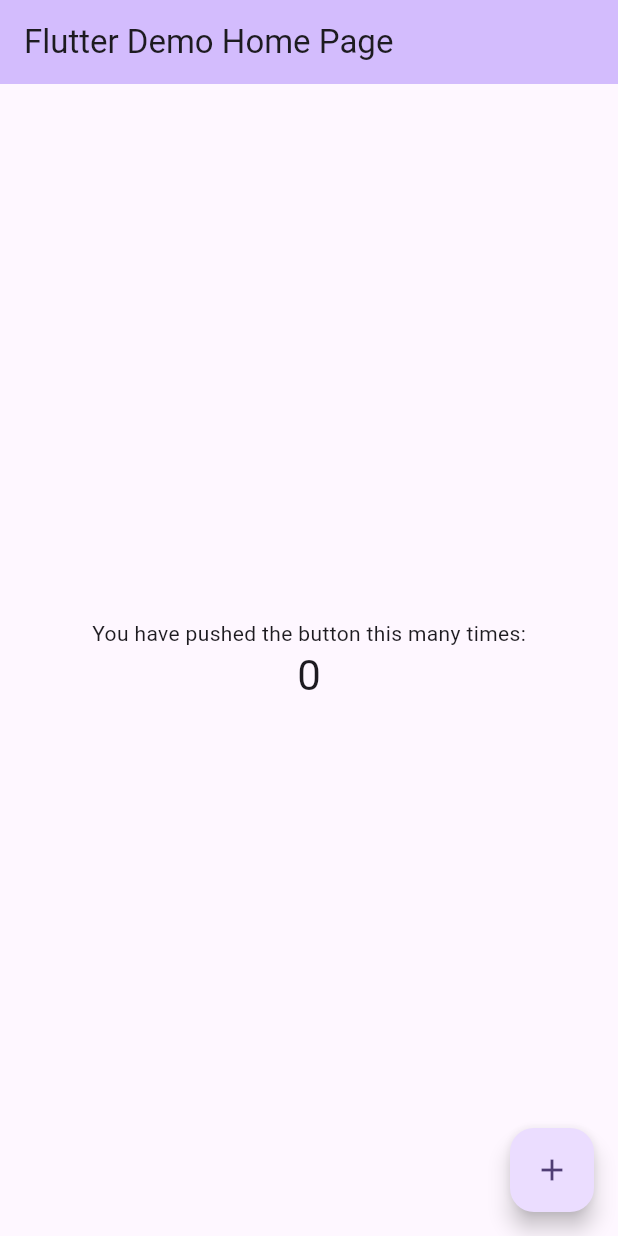
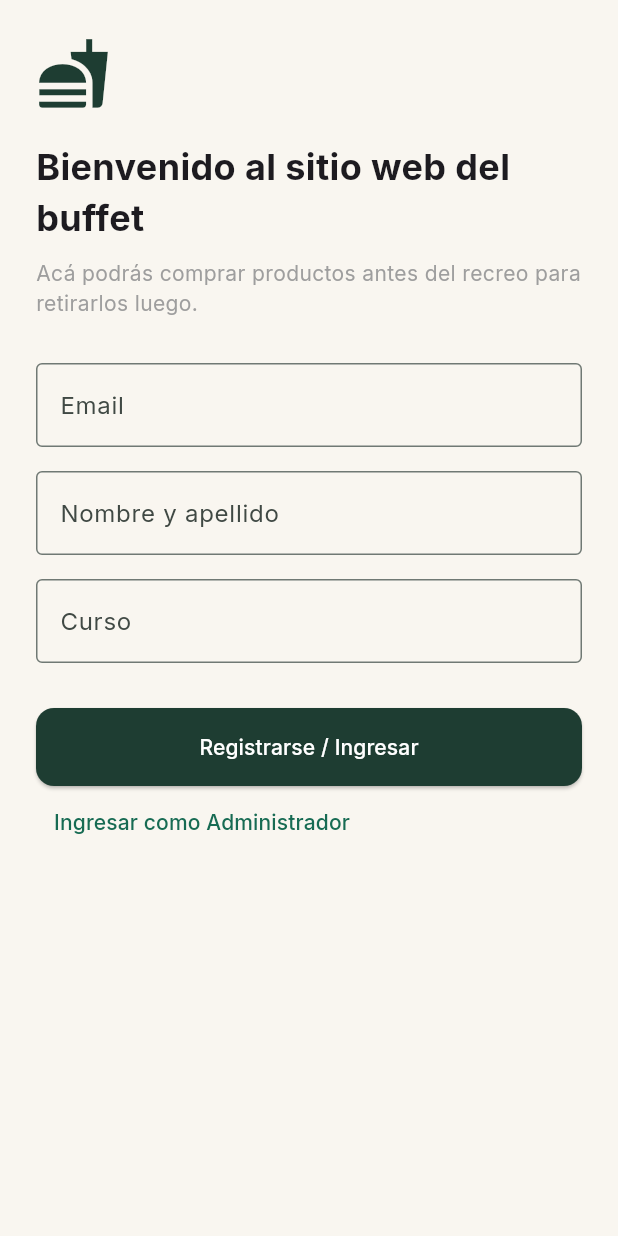
Before and after one commit to jhonaucachiet12-code/Buffet_MVP, a Flutter app: the screen it shows after launch, on a phone screen of 412 x 824 dp. Run offline on Flutter 3.47's test engine with Material 3 defaults, Android fonts, the phone set to English and light mode, and no system bars; our stand-ins replace google_fonts, material_ui.

Commit message:
diseño de usuario

```diff
--- /dev/null
+++ b/buffet_express/lib/core/theme/app_theme.dart
@@ -0,0 +1,27 @@
+// ignore: deprecated_member_use
+import 'package:flutter/material.dart';
+import 'package:google_fonts/google_fonts.dart';
+
+class AppTheme {
+  static const Color darkGreen = Color(0xFF1E3D32);
+  static const Color lightBeige = Color(0xFFF9F6F0);
+  static const Color cardBg = Colors.white;
+
+  static ThemeData get lightTheme {
+    return ThemeData(
+      scaffoldBackgroundColor: lightBeige,
+      textTheme: GoogleFonts.interTextTheme(),
+      colorScheme: ColorScheme.fromSeed(seedColor: darkGreen),
+      elevatedButtonTheme: ElevatedButtonThemeData(
+        style: ElevatedButton.styleFrom(
+          backgroundColor: darkGreen,
+          foregroundColor: Colors.white,
+          shape: RoundedRectangleBorder(
+            borderRadius: BorderRadius.circular(12),
+          ),
+          padding: const EdgeInsets.symmetric(vertical: 16),
+        ),
+      ),
+    );
+  }
+}
--- a/buffet_express/lib/main.dart
+++ b/buffet_express/lib/main.dart
@@ -1,4 +1,13 @@
-import 'package:material_ui/material_ui.dart';
+// ignore: deprecated_member_use
+import 'package:flutter/material.dart';
+import 'package:provider/provider.dart';
+
+import 'core/theme/app_theme.dart';
+import 'data/repositories/mock_product_repository.dart';
+import 'domain/repositories/product_repository.dart';
+import 'presentation/providers/cart_provider.dart';
+import 'presentation/providers/order_provider.dart';
+import 'presentation/screens/login_screen.dart';
 
 void main() {
   runApp(const MyApp());
@@ -7,115 +16,19 @@ void main() {
 class MyApp extends StatelessWidget {
   const MyApp({super.key});
 
-  // This widget is the root of your application.
   @override
   Widget build(BuildContext context) {
-    return MaterialApp(
-      title: 'Flutter Demo',
-      theme: ThemeData(
-        // This is the theme of your application.
-        //
-        // TRY THIS: Try running your application with "flutter run". You'll see
-        // the application has a purple toolbar. Then, without quitting the app,
-        // try changing the seedColor in the colorScheme below to Colors.green
-        // and then invoke "hot reload" (save your changes or press the "hot
-        // reload" button in a Flutter-supported IDE, or press "r" if you used
-        // the command line to start the app).
-        //
-        // Notice that the counter didn't reset back to zero; the application
-        // state is not lost during the reload. To reset the state, use hot
-        // restart instead.
-        //
-        // This works for code too, not just values: Most code changes can be
-        // tested with just a hot reload.
-        colorScheme: .fromSeed(seedColor: Colors.deepPurple),
-      ),
-      home: const MyHomePage(title: 'Flutter Demo Home Page'),
-    );
-  }
-}
-
-class MyHomePage extends StatefulWidget {
-  const MyHomePage({super.key, required this.title});
-
-  // This widget is the home page of your application. It is stateful, meaning
-  // that it has a State object (defined below) that contains fields that affect
-  // how it looks.
-
-  // This class is the configuration for the state. It holds the values (in this
-  // case the title) provided by the parent (in this case the App widget) and
-  // used by the build method of the State. Fields in a Widget subclass are
-  // always marked "final".
-
-  final String title;
-
-  @override
-  State<MyHomePage> createState() => _MyHomePageState();
-}
-
-class _MyHomePageState extends State<MyHomePage> {
-  int _counter = 0;
-
-  void _incrementCounter() {
-    setState(() {
-      // This call to setState tells the Flutter framework that something has
-      // changed in this State, which causes it to rerun the build method below
-      // so that the display can reflect the updated values. If we changed
-      // _counter without calling setState(), then the build method would not be
-      // called again, and so nothing would appear to happen.
-      _counter++;
-    });
-  }
-
-  @override
-  Widget build(BuildContext context) {
-    // This method is rerun every time setState is called, for instance as done
-    // by the _incrementCounter method above.
-    //
-    // The Flutter framework has been optimized to make rerunning build methods
-    // fast, so that you can just rebuild anything that needs updating rather
-    // than having to individually change instances of widgets.
-    return Scaffold(
-      appBar: AppBar(
-        // TRY THIS: Try changing the color here to a specific color (to
-        // Colors.amber, perhaps?) and trigger a hot reload to see the AppBar
-        // change color while the other colors stay the same.
-        backgroundColor: Theme.of(context).colorScheme.inversePrimary,
-        // Here we take the value from the MyHomePage object that was created by
-        // the App.build method, and use it to set our appbar title.
-        title: Text(widget.title),
-      ),
-      body: Center(
-        // Center is a layout widget. It takes a single child and positions it
-        // in the middle of the parent.
-        child: Column(
-          // Column is also a layout widget. It takes a list of children and
-          // arranges them vertically. By default, it sizes itself to fit its
-          // children horizontally, and tries to be as tall as its parent.
-          //
-          // Column has various properties to control how it sizes itself and
-          // how it positions its children. Here we use mainAxisAlignment to
-          // center the children vertically; the main axis here is the vertical
-          // axis because Columns are vertical (the cross axis would be
-          // horizontal).
-          //
-          // TRY THIS: Invoke "debug painting" (choose the "Toggle Debug Paint"
-          // action in the IDE, or press "p" in the console), to see the
-          // wireframe for each widget.
-          mainAxisAlignment: .center,
-          children: [
-            const Text('You have pushed the button this many times:'),
-            Text(
-              '$_counter',
-              style: Theme.of(context).textTheme.headlineMedium,
-            ),
-          ],
-        ),
-      ),
-      floatingActionButton: FloatingActionButton(
-        onPressed: _incrementCounter,
-        tooltip: 'Increment',
-        child: const Icon(Icons.add),
+    return MultiProvider(
+      providers: [
+        Provider<ProductRepository>(create: (_) => MockProductRepository()),
+        ChangeNotifierProvider(create: (_) => CartProvider()),
+        ChangeNotifierProvider(create: (_) => OrderProvider()),
+      ],
+      child: MaterialApp(
+        title: 'Buffet Express',
+        theme: AppTheme.lightTheme,
+        home: LoginScreen(),
+        debugShowCheckedModeBanner: false,
       ),
     );
   }
--- /dev/null
+++ b/buffet_express/lib/presentation/providers/cart_provider.dart
@@ -0,0 +1,37 @@
+import 'package:material_ui/material_ui.dart';
+
+import '../../domain/entities/product.dart';
+
+class CartItem {
+  final Product product;
+  int quantity;
+  CartItem({required this.product, this.quantity = 1});
+}
+
+class CartProvider extends ChangeNotifier {
+  final Map<int, CartItem> _items = {};
+
+  Map<int, CartItem> get items => _items;
+  int get itemCount => _items.length;
+  double get total => _items.values.fold(
+    0,
+    (sum, item) => sum + (item.product.price * item.quantity),
+  );
+
+  void addProduct(Product product) {
+    if (_items.containsKey(product.id)) {
+      _items[product.id]!.quantity++;
+    } else {
+      _items[product.id!] = CartItem(product: product);
+    }
+    notifyListeners();
+  }
+
+  void removeProduct(int productId) {
+    if (_items.containsKey(productId)) {
+      _items[productId]!.quantity--;
+      if (_items[productId]!.quantity == 0) _items.remove(productId);
+      notifyListeners();
+    }
+  }
+}
--- /dev/null
+++ b/buffet_express/lib/presentation/screens/login_screen.dart
@@ -0,0 +1,108 @@
+import 'package:material_ui/material_ui.dart';
+
+import '../../core/theme/app_theme.dart';
+import 'home_screen.dart'; // Pantalla del alumno
+import 'admin_screen.dart'; // Pantalla del admin
+
+class LoginScreen extends StatefulWidget {
+  @override
+  _LoginScreenState createState() => _LoginScreenState();
+}
+
+class _LoginScreenState extends State<LoginScreen> {
+  final _emailController = TextEditingController();
+  final _nameController = TextEditingController();
+  final _courseController = TextEditingController();
+  bool isStudent = true; // Toggle para demo
+
+  @override
+  Widget build(BuildContext context) {
+    return Scaffold(
+      body: SafeArea(
+        child: Padding(
+          padding: const EdgeInsets.all(24.0),
+          child: Column(
+            crossAxisAlignment: CrossAxisAlignment.start,
+            children: [
+              const Icon(Icons.fastfood, size: 50, color: AppTheme.darkGreen),
+              const SizedBox(height: 20),
+              const Text(
+                'Bienvenido al sitio web del buffet',
+                style: TextStyle(fontSize: 24, fontWeight: FontWeight.bold),
+              ),
+              const SizedBox(height: 10),
+              const Text(
+                'Acá podrás comprar productos antes del recreo para retirarlos luego.',
+                style: TextStyle(color: Colors.grey),
+              ),
+              const SizedBox(height: 30),
+
+              // Inputs
+              TextField(
+                controller: _emailController,
+                decoration: const InputDecoration(
+                  labelText: 'Email',
+                  border: OutlineInputBorder(),
+                ),
+              ),
+              const SizedBox(height: 16),
+              if (isStudent) ...[
+                TextField(
+                  controller: _nameController,
+                  decoration: const InputDecoration(
+                    labelText: 'Nombre y apellido',
+                    border: OutlineInputBorder(),
+                  ),
+                ),
+                const SizedBox(height: 16),
+                TextField(
+                  controller: _courseController,
+                  decoration: const InputDecoration(
+                    labelText: 'Curso',
+                    border: OutlineInputBorder(),
+                  ),
+                ),
+              ],
+              const SizedBox(height: 30),
+
+              // Botón de Login
+              SizedBox(
+                width: double.infinity,
+                child: ElevatedButton(
+                  onPressed: () {
+                    if (isStudent) {
+                      Navigator.pushReplacement(
+                        context,
+                        MaterialPageRoute(builder: (_) => HomeScreen()),
+                      );
+                    } else {
+                      Navigator.pushReplacement(
+                        context,
+                        MaterialPageRoute(builder: (_) => AdminScreen()),
+                      );
+                    }
+                  },
+                  child: Text(
+                    isStudent
+                        ? 'Registrarse / Ingresar'
+                        : 'Ingresar como Admin',
+                  ),
+                ),
+              ),
+
+              // Botón de cambio de rol para testing
+              TextButton(
+                onPressed: () => setState(() => isStudent = !isStudent),
+                child: Text(
+                  isStudent
+                      ? 'Ingresar como Administrador'
+                      : 'Ingresar como Alumno',
+                ),
+              ),
+            ],
+          ),
+        ),
+      ),
+    );
+  }
+}
```
Also changed, not shown: buffet_express/lib/presentation/providers/order_provider.dart (added, +53 -0 lines), buffet_express/lib/presentation/screens/admin_screen.dart (added, +51 -0 lines), buffet_express/lib/presentation/screens/cart_screen.dart (added, +78 -0 lines), buffet_express/lib/presentation/screens/home_screen.dart (added, +147 -0 lines), buffet_express/lib/presentation/screens/products_screen.dart (added, +81 -0 lines).
